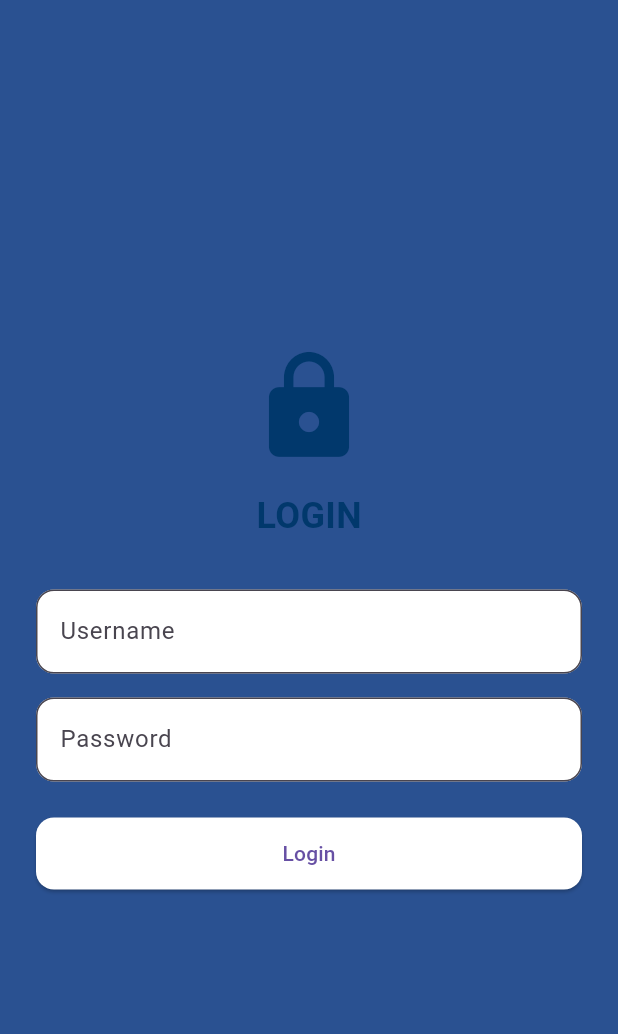
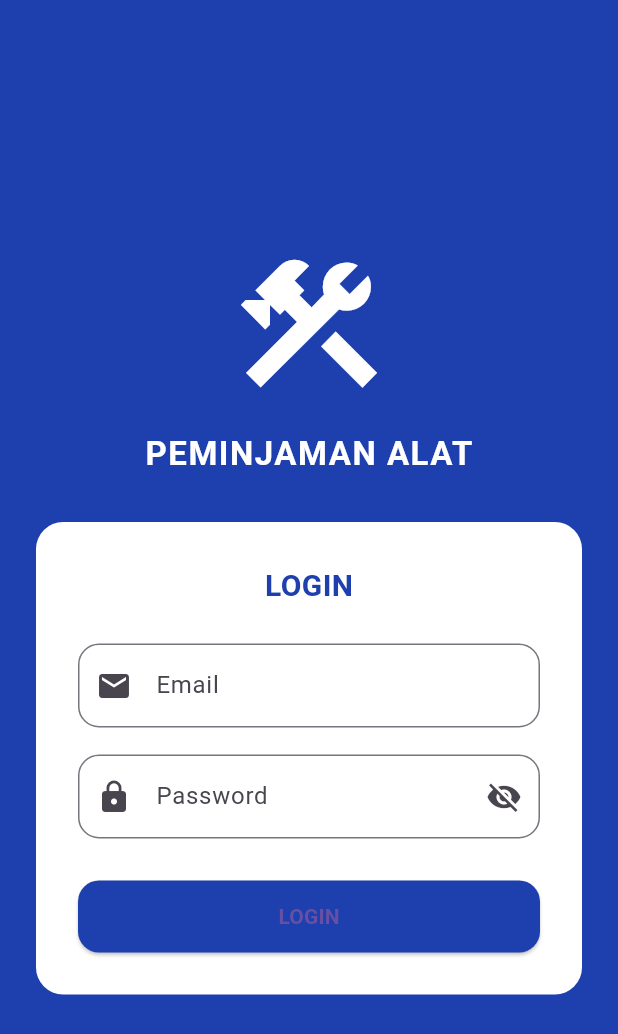
Before and after one commit to devinaputria/peminjaman_ukk, a Flutter app: the screen it shows after launch, on a phone screen of 412 x 824 dp. Shown: the top 1034 px of the screen. Run offline on Flutter 3.47's test engine with Material 3 defaults, Android fonts, the light colour scheme and no system bars; our stand-ins replace supabase_flutter; accounts and stored records are empty.

Commit message:
login,tambah widgets,custom appbar

```diff
--- a/lib/auth/login_page.dart
+++ b/lib/auth/login_page.dart
@@ -1,88 +1,194 @@
 import 'package:flutter/material.dart';
-import '../theme/app_colors.dart';
+import 'package:supabase_flutter/supabase_flutter.dart';
 
-class LoginScreen extends StatelessWidget {
-  const LoginScreen({super.key});
+import '../screens/admin_dashboard.dart';
+import '../screens/petugas_dashboard.dart';
+import '../screens/peminjam_dashboard.dart';
+
+class LoginPage extends StatefulWidget {
+  const LoginPage({super.key});
+
+  @override
+  State<LoginPage> createState() => _LoginPageState();
+}
+
+class _LoginPageState extends State<LoginPage> {
+  final emailC = TextEditingController();
+  final passC = TextEditingController();
+
+  final supabase = Supabase.instance.client;
+
+  bool loading = false;
+  bool hidePassword = true;
+
+  @override
+  void dispose() {
+    emailC.dispose();
+    passC.dispose();
+    super.dispose();
+  }
+
+  Future<void> login() async {
+    setState(() => loading = true);
+
+    try {
+      final authRes = await supabase.auth.signInWithPassword(
+        email: emailC.text.trim(),
+        password: passC.text.trim(),
+      );
+
+      final email = authRes.user!.email!;
+
+      final userData = await supabase
+          .from('user')
+          .select('role')
+          .eq('username', email)
+          .single();
+
+      final role = userData['role'].toString().toLowerCase();
+
+      if (!mounted) return;
+
+      if (role == 'admin') {
+        Navigator.pushReplacement(
+          context,
+          MaterialPageRoute(builder: (_) => const AdminDashboard()),
+        );
+      } else if (role == 'petugas') {
+        Navigator.pushReplacement(
+          context,
+          MaterialPageRoute(builder: (_) => const PetugasDashboard()),
+        );
+      } else if (role == 'peminjam') {
+        Navigator.pushReplacement(
+          context,
+          MaterialPageRoute(builder: (_) => const PeminjamDashboard()),
+        );
+      } else {
+        throw 'Role tidak dikenali';
+      }
+    } catch (e) {
+      ScaffoldMessenger.of(context).showSnackBar(
+        SnackBar(content: Text(e.toString())),
+      );
+    }
+
+    setState(() => loading = false);
+  }
 
   @override
   Widget build(BuildContext context) {
-    final usernameController = TextEditingController();
-    final passwordController = TextEditingController();
     return Scaffold(
-      backgroundColor: AppColors.sidebar,
+      backgroundColor: const Color(0xff1e40af), // 🔵 biru polos
       body: Center(
-        child: Padding(
+        child: SingleChildScrollView(
           padding: const EdgeInsets.all(24),
           child: Column(
-            mainAxisAlignment: MainAxisAlignment.center,
             children: [
-              Icon(
-                Icons.lock,
-                size: 80,
-                color: AppColors.icon,
+              // LOGO TANPA ASSET
+              const Icon(
+                Icons.construction,
+                size: 110,
+                color: Colors.white,
               ),
+
               const SizedBox(height: 16),
 
               const Text(
+                'PEMINJAMAN ALAT',
+                style: TextStyle(
+                  color: Colors.white,
+                  fontSize: 22,
+                  fontWeight: FontWeight.bold,
+                  letterSpacing: 1,
+                ),
+              ),
+
+              const SizedBox(height: 30),
+
+              // CARD LOGIN
+              Container(
+                padding: const EdgeInsets.all(28),
+                decoration: BoxDecoration(
+                  color: Colors.white,
+                  borderRadius: BorderRadius.circular(18),
+                ),
+                child: Column(
+                  children: [
+                    const Text(
                       'LOGIN',
                       style: TextStyle(
-                  fontSize: 24,
+                        fontSize: 20,
                         fontWeight: FontWeight.bold,
-                  color: AppColors.icon,
+                        color: Color(0xff1e40af),
                       ),
                     ),
-              const SizedBox(height: 32),
+
+                    const SizedBox(height: 24),
 
                     TextField(
-                controller: usernameController,
+                      controller: emailC,
                       decoration: InputDecoration(
-                  labelText: 'Username',
-                  filled: true,
-                  fillColor: Colors.white,
+                        labelText: 'Email',
+                        prefixIcon: const Icon(Icons.email),
                         border: OutlineInputBorder(
-                    borderRadius: BorderRadius.circular(12),
+                          borderRadius: BorderRadius.circular(14),
                         ),
                       ),
                     ),
-              const SizedBox(height: 16),
+
+                    const SizedBox(height: 18),
 
                     TextField(
-                controller: passwordController,
-                obscureText: true,
+                      controller: passC,
+                      obscureText: hidePassword,
                       decoration: InputDecoration(
                         labelText: 'Password',
-                  filled: true,
-                  fillColor: Colors.white,
+                        prefixIcon: const Icon(Icons.lock),
+                        suffixIcon: IconButton(
+                          icon: Icon(
+                            hidePassword
+                                ? Icons.visibility_off
+                                : Icons.visibility,
+                          ),
+                          onPressed: () {
+                            setState(() {
+                              hidePassword = !hidePassword;
+                            });
+                          },
+                        ),
                         border: OutlineInputBorder(
-                    borderRadius: BorderRadius.circular(12),
+                          borderRadius: BorderRadius.circular(14),
                         ),
                       ),
                     ),
-              const SizedBox(height: 24),
+
+                    const SizedBox(height: 28),
 
                     SizedBox(
                       width: double.infinity,
                       height: 48,
                       child: ElevatedButton(
                         style: ElevatedButton.styleFrom(
-                    backgroundColor: Colors.white,
+                          backgroundColor: const Color(0xff1e40af),
                           shape: RoundedRectangleBorder(
-                      borderRadius: BorderRadius.circular(12),
+                            borderRadius: BorderRadius.circular(14),
                           ),
                         ),
-                  onPressed: () {
-                    final username = usernameController.text;
-
-                if (username == 'admin') {
-                  Navigator.pushReplacementNamed(context, '/admin');
-                } else if (username == 'petugas') {
-                  Navigator.pushReplacementNamed(context, '/petugas');
-                } else {
-                  Navigator.pushReplacementNamed(context, '/peminjam');
-                }
-                  },
-
-                  child: const Text('Login'),
+                        onPressed: loading ? null : login,
+                        child: loading
+                            ? const CircularProgressIndicator(
+                                color: Colors.white,
+                              )
+                            : const Text(
+                                'LOGIN',
+                                style: TextStyle(
+                                  fontWeight: FontWeight.bold,
+                                ),
+                              ),
+                      ),
+                    ),
+                  ],
                 ),
               ),
             ],
--- a/lib/main.dart
+++ b/lib/main.dart
@@ -1,9 +1,8 @@
 import 'package:flutter/material.dart';
 import 'package:supabase_flutter/supabase_flutter.dart';
-import 'package:peminjaman/routes/app_routes.dart';
-import 'theme/app_colors.dart';
+import 'auth/login_page.dart';
 
-Future<void> main() async {
+void main() async {
   WidgetsFlutterBinding.ensureInitialized();
 
   await Supabase.initialize(
@@ -19,22 +18,9 @@ class MyApp extends StatelessWidget {
 
   @override
   Widget build(BuildContext context) {
-    return MaterialApp(
+    return const MaterialApp(
       debugShowCheckedModeBanner: false,
-      initialRoute: AppRoutes.login,
-      routes: AppRoutes.routes,
-      theme: ThemeData(
-        scaffoldBackgroundColor: AppColors.background,
-        appBarTheme: const AppBarTheme(
-          backgroundColor: AppColors.navbar,
-          iconTheme: IconThemeData(color: AppColors.icon),
-          titleTextStyle: TextStyle(
-            color: AppColors.icon,
-            fontSize: 18,
-            fontWeight: FontWeight.bold,
-          ),
-        ),
-      ),
+      home: LoginPage(),
     );
   }
 }
--- a/lib/routes/app_routes.dart
+++ b/lib/routes/app_routes.dart
@@ -15,7 +15,7 @@ class AppRoutes {
   static const profilDetail = '/profil-detail';
 
   static Map<String, WidgetBuilder> routes = {
-    login: (_) => const LoginScreen(),
+    login: (_) => const LoginPage(),
     admin: (_) => const AdminDashboard(),
     petugas: (_) => const PetugasDashboard(),
     peminjam: (_) => const PeminjamDashboard(),
--- a/lib/screens/petugas_pratinjau_page.dart
+++ b/lib/screens/petugas_pratinjau_page.dart
@@ -5,8 +5,7 @@ class PetugasPratinjauPage extends StatelessWidget {
 
   @override
   Widget build(BuildContext context) {
-    return Scaffold(
-      body: ListView.builder(
+    return ListView.builder(
       padding: const EdgeInsets.all(16),
       itemCount: 2,
       itemBuilder: (context, index) {
@@ -91,7 +90,6 @@ class PetugasPratinjauPage extends StatelessWidget {
           ),
         );
       },
-      ),
     );
   }
 }
```
Also changed, not shown: lib/screens/peminjam_peminjaman_page.dart (+54 -12 lines), lib/screens/petugas_dashboard.dart (+18 -12 lines), lib/widgets/custom_appbar.dart (added, +64 -0 lines). Lines whose indentation alone changed are shown as unchanged.
